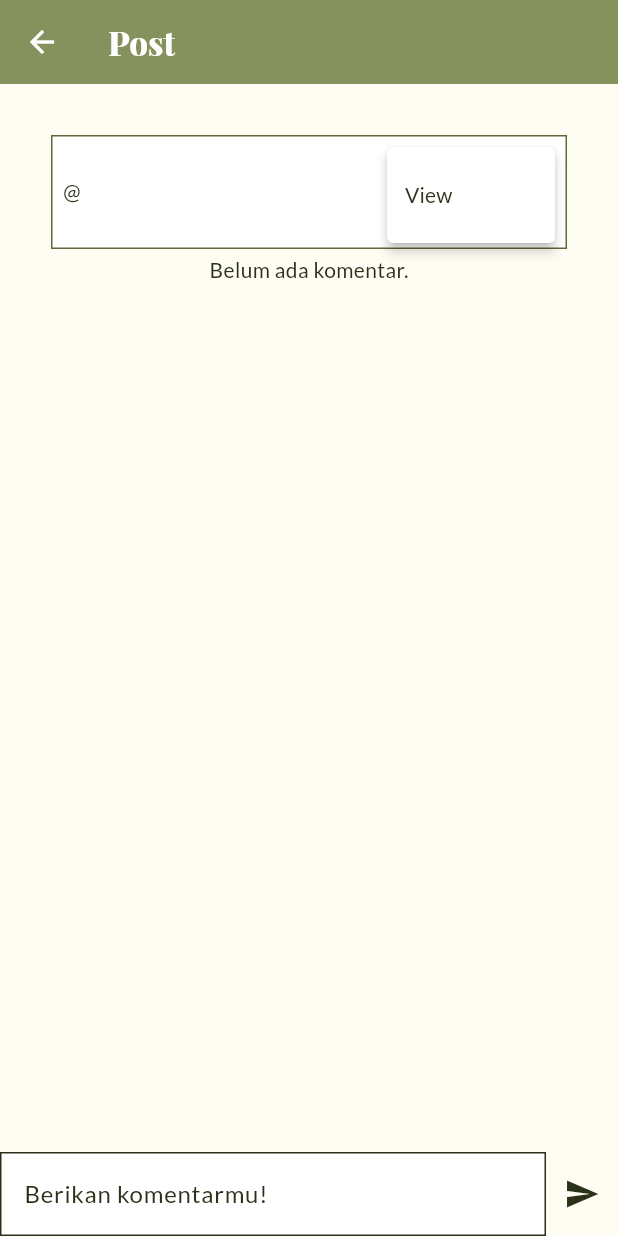
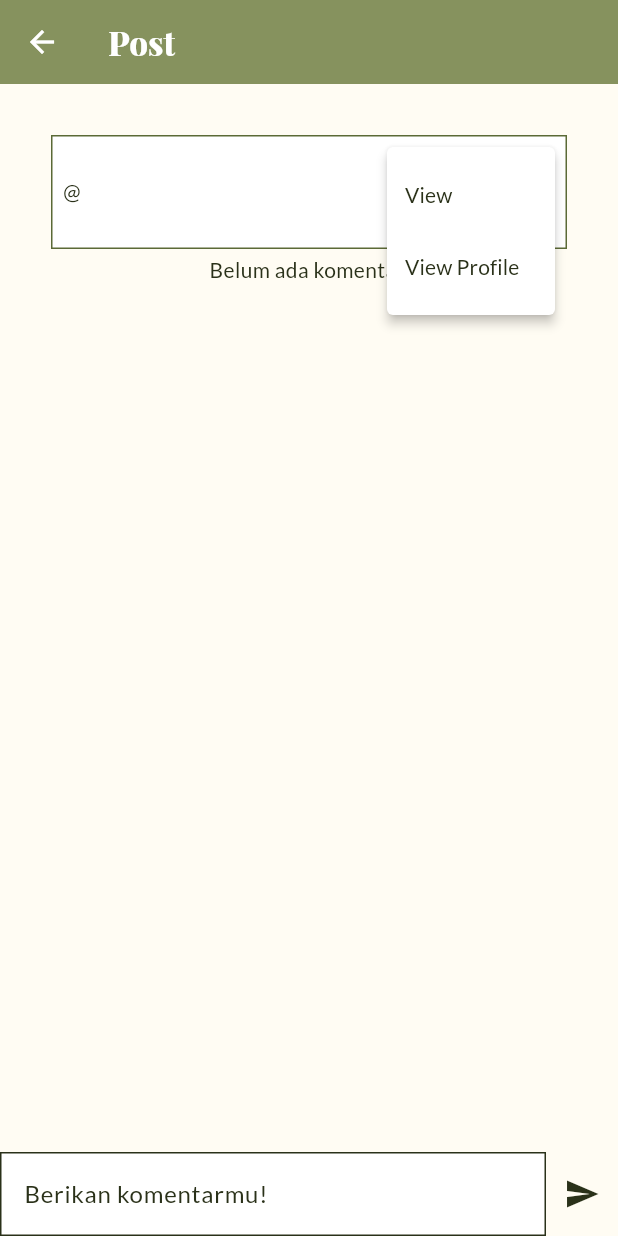
Before and after one commit to PBP-2024-F04/paku-mobile, a Flutter app: the ViewPostPage screen opened directly with empty values, after a tap on the "more vert" icon, on a phone screen of 412 x 824 dp. Run offline on Flutter 3.47's test engine with Material 3 defaults, Android fonts, the phone set to English and light mode, and no system bars; our stand-ins replace google_fonts; missing offline and left inert: pbp_django_auth.

Commit message:
feat: impelement view profile from post card

```diff
--- a/lib/screens/timeline/widgets/post_card.dart
+++ b/lib/screens/timeline/widgets/post_card.dart
@@ -1,5 +1,6 @@
 import 'package:flutter/material.dart';
 import 'package:paku/colors.dart';
+import 'package:paku/screens/profile/profile.dart';
 import 'package:paku/screens/timeline/edit_post.dart';
 import 'package:paku/screens/timeline/models/post.dart';
 import 'package:paku/screens/timeline/timeline_main.dart';
@@ -116,6 +117,16 @@ class PostCard extends StatelessWidget {
                         ),
                       ),
                     ),
+                    PopupMenuItem(
+                      value: 'View Profile',
+                      child: const Text('View Profile'),
+                      onTap: () => Navigator.push(
+                        context,
+                        MaterialPageRoute(
+                          builder: (context) => ProfilePage(username: post.user.username),
+                        ),
+                      ),
+                    ),
                     if (post.isMine) ...[
                       PopupMenuItem<String>(
                         value: 'Edit',
```
